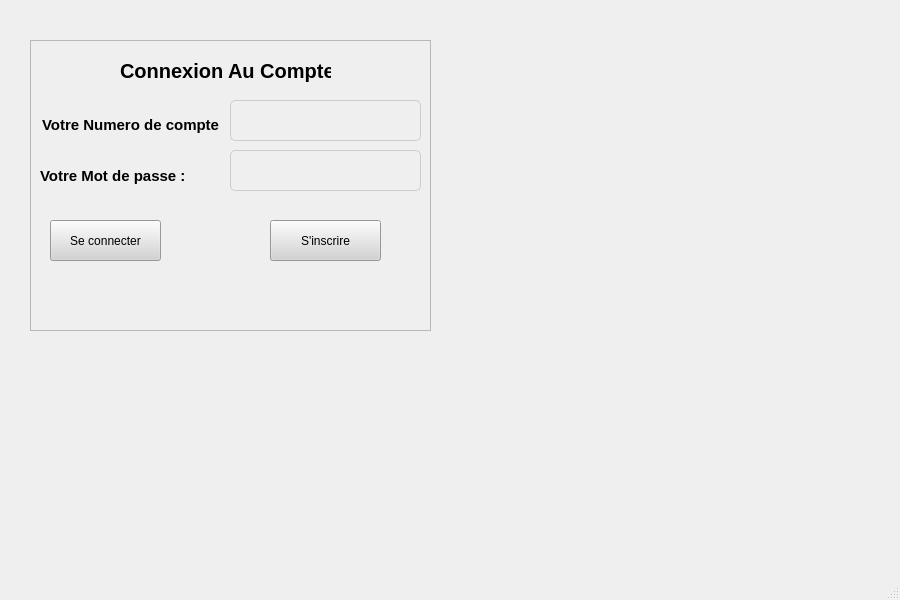
The window that emsibank.ui (Aymanac/BANK) describes before a commit, drawn with Qt 5.
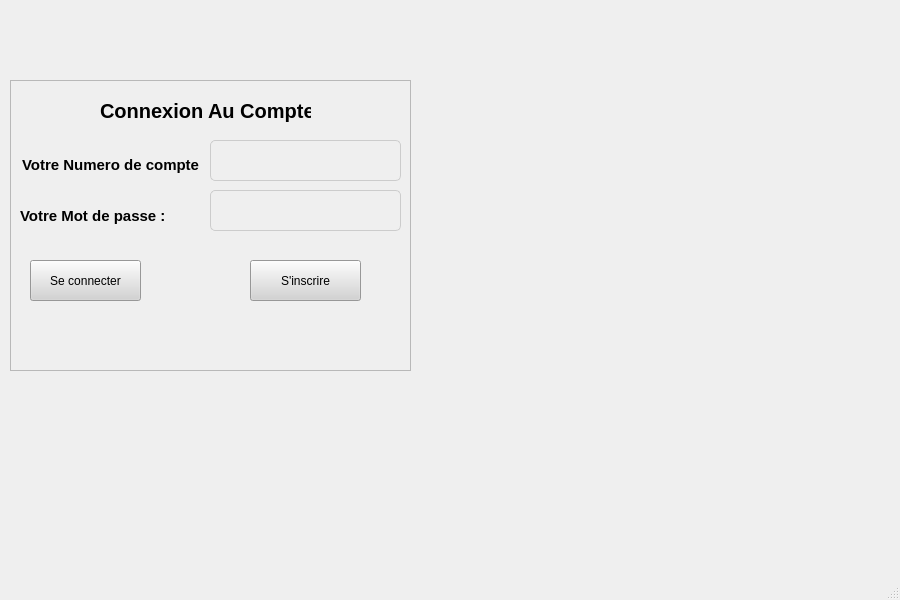
The same window after the commit. Icons and pictures are not drawn.

Diff of the .ui file:
```diff
--- a/emsibank.ui
+++ b/emsibank.ui
@@ -41,8 +41,8 @@
    <widget class="QFrame" name="Background">
     <property name="geometry">
      <rect>
-      <x>30</x>
-      <y>40</y>
+      <x>10</x>
+      <y>80</y>
       <width>401</width>
       <height>291</height>
      </rect>
@@ -156,6 +156,9 @@
   echoMode: Password;
 }</string>
      </property>
+     <property name="echoMode">
+      <enum>QLineEdit::Password</enum>
+     </property>
     </widget>
     <widget class="QLineEdit" name="lineEdit_2">
      <property name="geometry">
```
